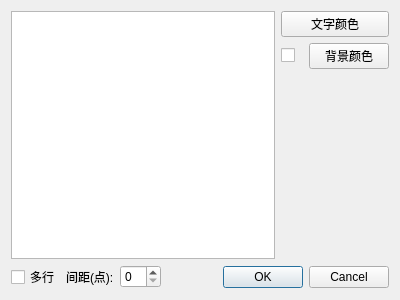
Old version of the form QtWindows/ColorMultiLine.ui in the repository Tao68a660f3/LED_Simulator.
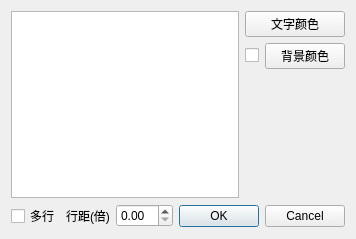
New version of the form.

What changed in the file:
```diff
--- a/QtWindows/ColorMultiLine.ui
+++ b/QtWindows/ColorMultiLine.ui
@@ -6,8 +6,8 @@
    <rect>
     <x>0</x>
     <y>0</y>
-    <width>400</width>
-    <height>300</height>
+    <width>340</width>
+    <height>239</height>
    </rect>
   </property>
   <property name="windowTitle">
@@ -15,9 +15,11 @@
   </property>
   <layout class="QGridLayout" name="gridLayout">
    <item row="0" column="0" colspan="2">
+    <layout class="QHBoxLayout" name="horizontalLayout_3" stretch="1,0">
+     <item>
     <widget class="QTextEdit" name="textEdit"/>
    </item>
-   <item row="0" column="2">
+     <item>
     <layout class="QVBoxLayout" name="verticalLayout">
      <item>
       <widget class="QPushButton" name="foreground_btn">
@@ -27,7 +29,7 @@
       </widget>
      </item>
      <item>
-      <layout class="QHBoxLayout" name="horizontalLayout_2">
+        <layout class="QHBoxLayout" name="horizontalLayout_2" stretch="0,1">
        <item>
         <widget class="QCheckBox" name="checkBox_bgcolor">
          <property name="text">
@@ -59,6 +61,8 @@
      </item>
     </layout>
    </item>
+    </layout>
+   </item>
    <item row="1" column="0">
     <layout class="QHBoxLayout" name="horizontalLayout">
      <item>
@@ -71,16 +75,16 @@
      <item>
       <widget class="QLabel" name="label">
        <property name="text">
-        <string>间距(点):</string>
+        <string>行距(倍)</string>
        </property>
       </widget>
      </item>
      <item>
-      <widget class="QSpinBox" name="point_spinBox"/>
+      <widget class="QDoubleSpinBox" name="point_spinBox"/>
      </item>
     </layout>
    </item>
-   <item row="1" column="1" colspan="2">
+   <item row="1" column="1">
     <widget class="QDialogButtonBox" name="buttonBox">
      <property name="orientation">
       <enum>Qt::Horizontal</enum>
```
Lines whose indentation alone changed are shown as unchanged.
